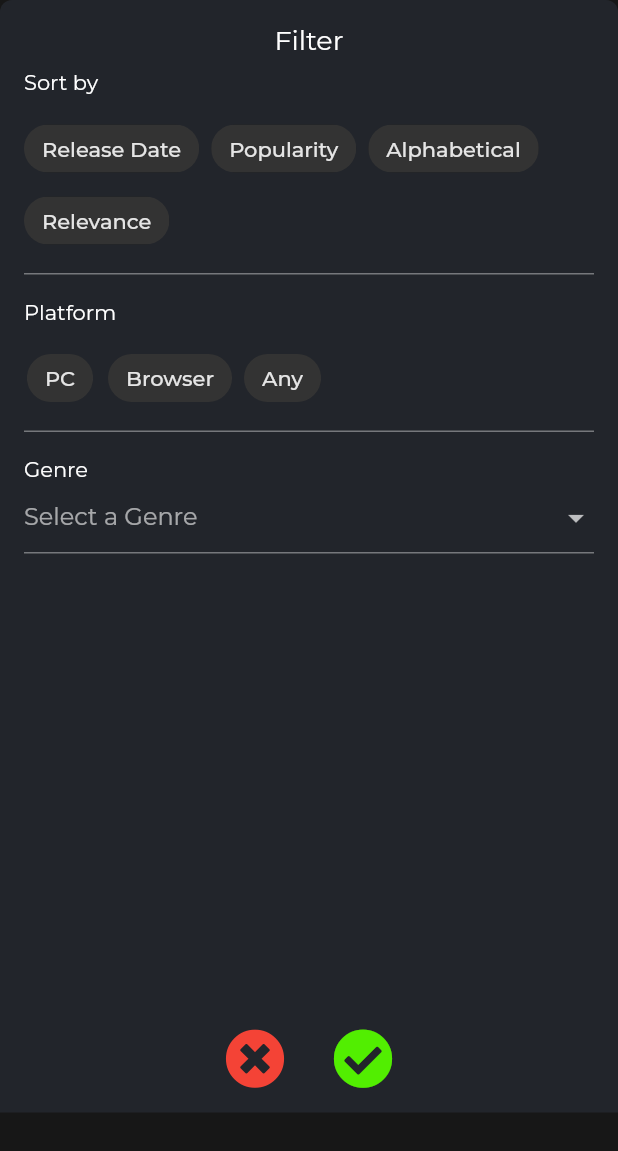
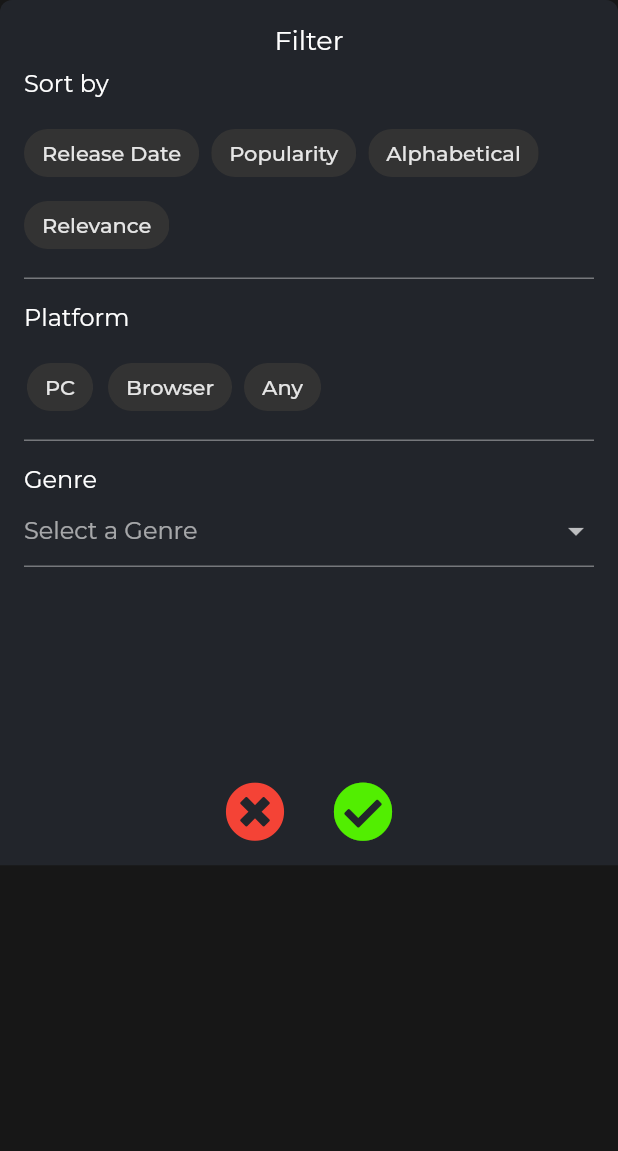
Before and after one commit to ikramhasan/GG-Games-and-Giveaways, a Flutter app: the FilterWidget widget shown alone on an empty page, opened directly, on a phone screen of 412 x 824 dp. Shown: the top 1151 px of the screen. Run offline on Flutter 3.47's test engine with Material 2 defaults, Android fonts, the phone set to English and light mode, and no system bars; drawn by our look-alikes of flutter_form_builder; our stand-ins replace bloc, firebase_core, flutter_bloc, flutter_snake_navigationbar, font_awesome_flutter, getwidget and 2 more; accounts and stored records are empty; network calls fail.

Commit message:
Increased font size

```diff
--- a/lib/free_games/presentation/game_entity/components/filter_widget.dart
+++ b/lib/free_games/presentation/game_entity/components/filter_widget.dart
@@ -19,7 +19,7 @@ class _FilterWidgetState extends State<FilterWidget> {
   @override
   Widget build(BuildContext context) {
     return Container(
-      height: MediaQuery.of(context).size.height * 0.9,
+      height: MediaQuery.of(context).size.height * 0.7,
       decoration: BoxDecoration(
         color: Theme.of(context).cardColor,
         borderRadius: BorderRadius.vertical(
@@ -46,7 +46,10 @@ class _FilterWidgetState extends State<FilterWidget> {
                       alignment: Alignment.center,
                     ),
                     SizedBox(height: 8),
-                    Text('Sort by'),
+                    Text(
+                      'Sort by',
+                      style: TextStyle(fontSize: 16),
+                    ),
                     FormBuilderChoiceChip(
                       name: 'sort-by',
                       options: [
@@ -81,7 +84,10 @@ class _FilterWidgetState extends State<FilterWidget> {
                       },
                     ),
                     SizedBox(height: 16),
-                    Text('Platform'),
+                    Text(
+                      'Platform',
+                      style: TextStyle(fontSize: 16),
+                    ),
                     FormBuilderChoiceChip(
                       name: 'platform',
                       options: [
@@ -112,7 +118,10 @@ class _FilterWidgetState extends State<FilterWidget> {
                       },
                     ),
                     SizedBox(height: 16),
-                    Text('Genre'),
+                    Text(
+                      'Genre',
+                      style: TextStyle(fontSize: 16),
+                    ),
                     FormBuilderDropdown(
                       name: 'category_form',
                       hint: Text('Select a Genre'),
```
